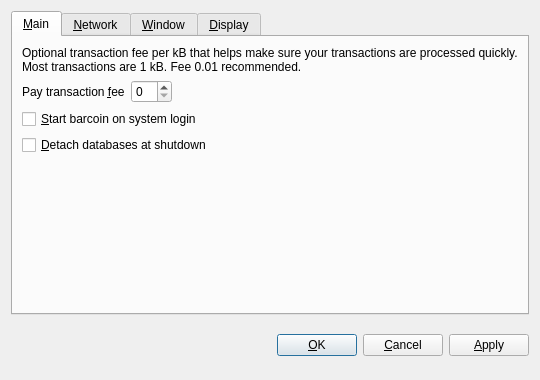
First picture: the form in src/qt/forms/optionsdialog.ui, repository nightnote/nightnote, before the edit.
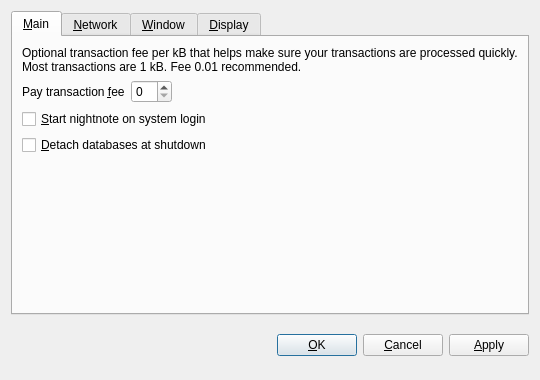
Second picture: the form after the edit. The open tabs and pages were chosen to show the change. Custom widgets are drawn as their Qt base class.

What changed in the file:
```diff
--- a/src/qt/forms/optionsdialog.ui
+++ b/src/qt/forms/optionsdialog.ui
@@ -82,7 +82,7 @@
           <string>Automatically start barcoin after logging in to the system.</string>
          </property>
          <property name="text">
-          <string>&amp;Start barcoin on system login</string>
+          <string>&amp;Start nightnote on system login</string>
          </property>
         </widget>
        </item>
```
Left out of the diff: 10 changed lines with no effect on the pictures.
